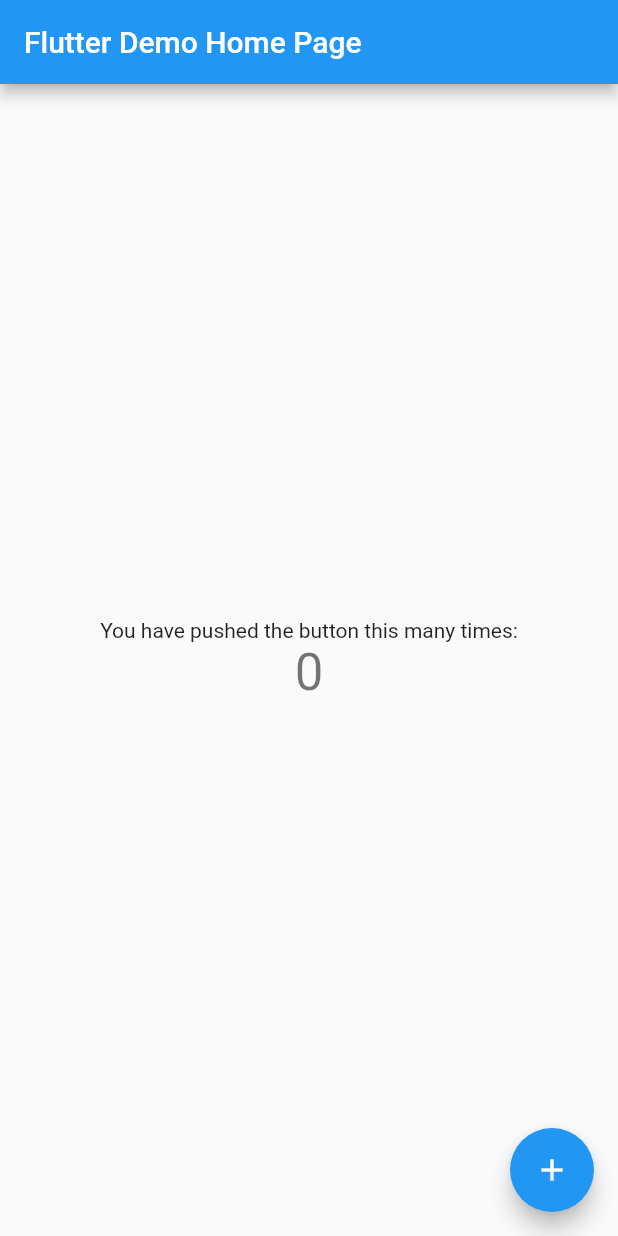
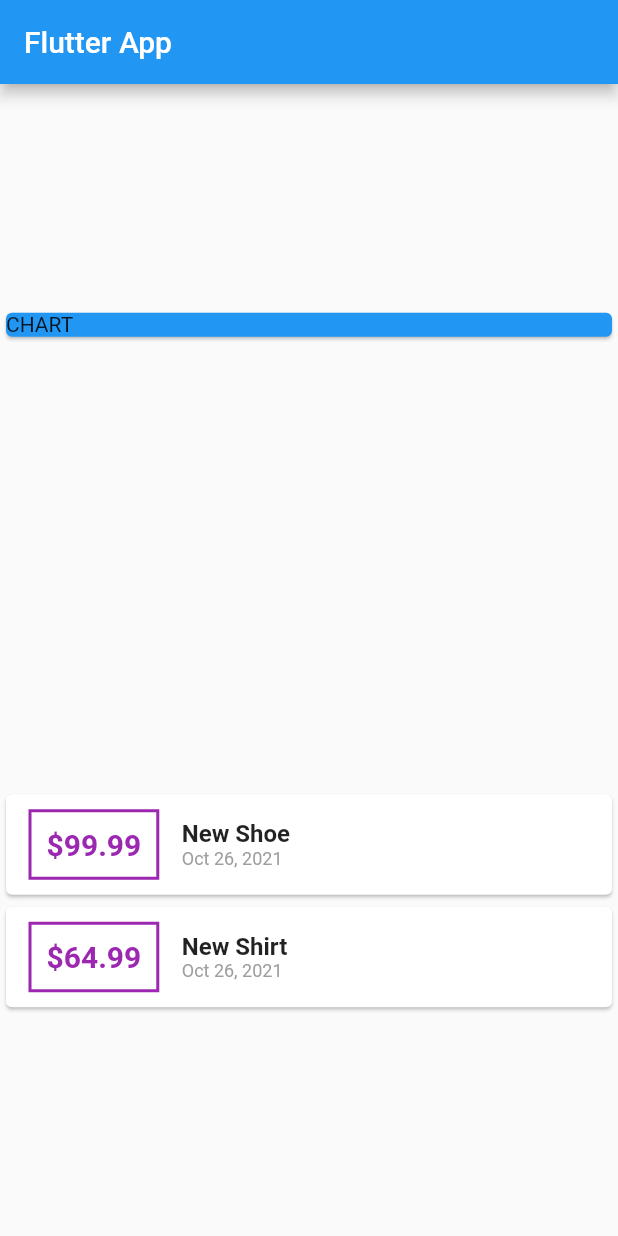
Before and after one commit to Samitti/Flutter-Expence-Planner, a Flutter app: the screen it shows after launch, on a phone screen of 412 x 824 dp. Run offline on Flutter 3.47's test engine with Material 2 defaults, Android fonts, the phone set to English and light mode, and no system bars.

Commit message:
styled basic layout and display some data

```diff
--- a/lib/main.dart
+++ b/lib/main.dart
@@ -1,113 +1,93 @@
 import 'package:flutter/material.dart';
+import 'package:intl/intl.dart';
+
+import './transaction.dart';
 
 void main() {
   runApp(MyApp());
 }
 
 class MyApp extends StatelessWidget {
-  // This widget is the root of your application.
   @override
   Widget build(BuildContext context) {
     return MaterialApp(
-      title: 'Flutter Demo',
-      theme: ThemeData(
-        // This is the theme of your application.
-        //
-        // Try running your application with "flutter run". You'll see the
-        // application has a blue toolbar. Then, without quitting the app, try
-        // changing the primarySwatch below to Colors.green and then invoke
-        // "hot reload" (press "r" in the console where you ran "flutter run",
-        // or simply save your changes to "hot reload" in a Flutter IDE).
-        // Notice that the counter didn't reset back to zero; the application
-        // is not restarted.
-        primarySwatch: Colors.blue,
-      ),
-      home: MyHomePage(title: 'Flutter Demo Home Page'),
+      title: 'Flutter App',
+      home: MyHomePage(),
     );
   }
 }
 
-class MyHomePage extends StatefulWidget {
-  MyHomePage({Key? key, required this.title}) : super(key: key);
-
-  // This widget is the home page of your application. It is stateful, meaning
-  // that it has a State object (defined below) that contains fields that affect
-  // how it looks.
-
-  // This class is the configuration for the state. It holds the values (in this
-  // case the title) provided by the parent (in this case the App widget) and
-  // used by the build method of the State. Fields in a Widget subclass are
-  // always marked "final".
-
-  final String title;
-
-  @override
-  _MyHomePageState createState() => _MyHomePageState();
-}
-
-class _MyHomePageState extends State<MyHomePage> {
-  int _counter = 0;
-
-  void _incrementCounter() {
-    setState(() {
-      // This call to setState tells the Flutter framework that something has
-      // changed in this State, which causes it to rerun the build method below
-      // so that the display can reflect the updated values. If we changed
-      // _counter without calling setState(), then the build method would not be
-      // called again, and so nothing would appear to happen.
-      _counter++;
-    });
-  }
+class MyHomePage extends StatelessWidget {
+  final List<Transaction> transaction = [
+    Transaction(
+        id: 't1', title: 'New Shoe', amount: 99.99, date: DateTime.now()),
+    Transaction(
+        id: 't2', title: 'New Shirt', amount: 64.99, date: DateTime.now()),
+  ];
 
   @override
   Widget build(BuildContext context) {
-    // This method is rerun every time setState is called, for instance as done
-    // by the _incrementCounter method above.
-    //
-    // The Flutter framework has been optimized to make rerunning build methods
-    // fast, so that you can just rebuild anything that needs updating rather
-    // than having to individually change instances of widgets.
     return Scaffold(
       appBar: AppBar(
-        // Here we take the value from the MyHomePage object that was created by
-        // the App.build method, and use it to set our appbar title.
-        title: Text(widget.title),
+        title: Text('Flutter App'),
       ),
-      body: Center(
-        // Center is a layout widget. It takes a single child and positions it
-        // in the middle of the parent.
-        child: Column(
-          // Column is also a layout widget. It takes a list of children and
-          // arranges them vertically. By default, it sizes itself to fit its
-          // children horizontally, and tries to be as tall as its parent.
-          //
-          // Invoke "debug painting" (press "p" in the console, choose the
-          // "Toggle Debug Paint" action from the Flutter Inspector in Android
-          // Studio, or the "Toggle Debug Paint" command in Visual Studio Code)
-          // to see the wireframe for each widget.
-          //
-          // Column has various properties to control how it sizes itself and
-          // how it positions its children. Here we use mainAxisAlignment to
-          // center the children vertically; the main axis here is the vertical
-          // axis because Columns are vertical (the cross axis would be
-          // horizontal).
-          mainAxisAlignment: MainAxisAlignment.center,
+      body: Column(
+        mainAxisAlignment: MainAxisAlignment.spaceAround,
+        crossAxisAlignment: CrossAxisAlignment.stretch,
+        children: <Widget>[
+          Container(
+            width: double.infinity,
+            child: Card(
+              color: Colors.blue,
+              child: Text('CHART'),
+            ),
+          ),
+          Column(
+            children: transaction.map((tx) {
+              return Card(
+                child: Row(
+                  children: <Widget>[
+                    Container(
+                      margin: EdgeInsets.symmetric(
+                        vertical: 10,
+                        horizontal: 15,
+                      ),
+                      decoration: BoxDecoration(
+                          border: Border.all(
+                        color: Colors.purple,
+                        width: 2,
+                      )),
+                      padding: EdgeInsets.all(10),
+                      child: Text(
+                        '\$${tx.amount}',
+                        style: TextStyle(
+                          fontWeight: FontWeight.bold,
+                          fontSize: 20,
+                          color: Colors.purple,
+                        ),
+                      ),
+                    ),
+                    Column(
+                      crossAxisAlignment: CrossAxisAlignment.start,
                       children: <Widget>[
                         Text(
-              'You have pushed the button this many times:',
+                          tx.title,
+                          style: TextStyle(
+                              fontWeight: FontWeight.bold, fontSize: 16),
                         ),
                         Text(
-              '$_counter',
-              style: Theme.of(context).textTheme.headline4,
+                          DateFormat.yMMMd().format(tx.date),
+                          style: TextStyle(color: Colors.grey, fontSize: 12),
                         ),
                       ],
                     ),
+                  ],
                 ),
-      floatingActionButton: FloatingActionButton(
-        onPressed: _incrementCounter,
-        tooltip: 'Increment',
-        child: Icon(Icons.add),
-      ), // This trailing comma makes auto-formatting nicer for build methods.
+              );
+            }).toList(),
+          )
+        ],
+      ),
     );
   }
 }
--- /dev/null
+++ b/lib/transaction.dart
@@ -0,0 +1,13 @@
+class Transaction {
+  final String id;
+  final String title;
+  final double amount;
+  final DateTime date;
+
+  Transaction({
+    required this.id,
+    required this.title,
+    required this.amount,
+    required this.date,
+  });
+}
--- a/pubspec.yaml
+++ b/pubspec.yaml
@@ -23,7 +23,7 @@ environment:
 dependencies:
   flutter:
     sdk: flutter
-
+  intl: ^0.17.0
 
   # The following adds the Cupertino Icons font to your application.
   # Use with the CupertinoIcons class for iOS style icons.
```
Also changed, not shown: pubspec.lock. Lines whose indentation alone changed are shown as unchanged.
